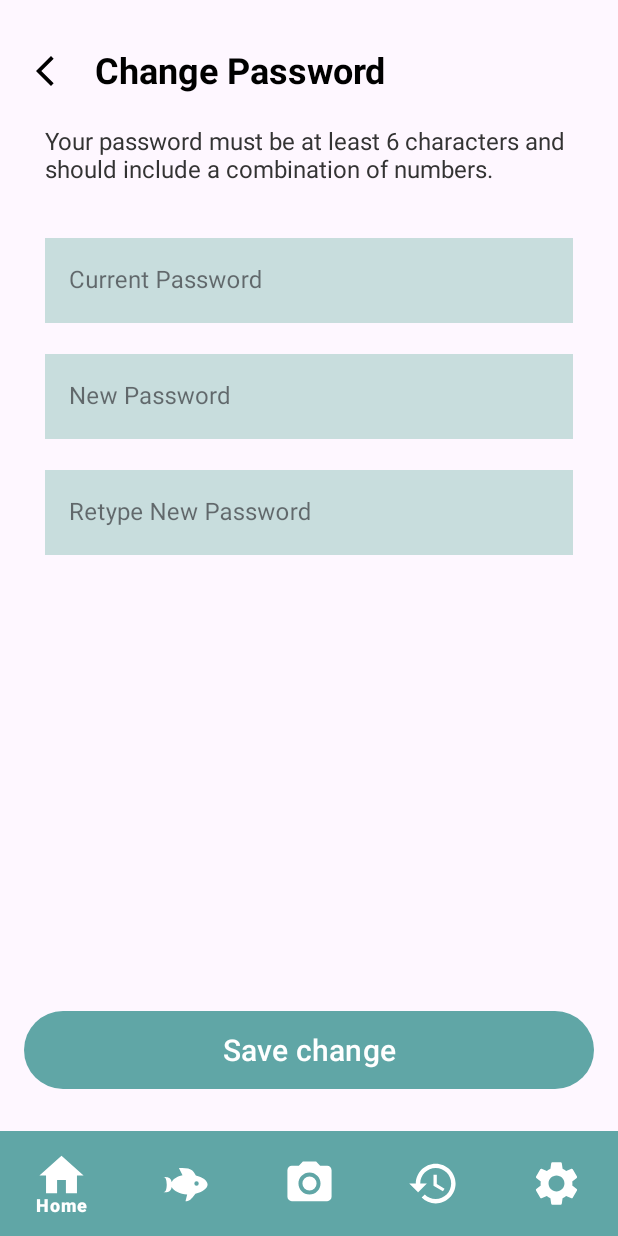
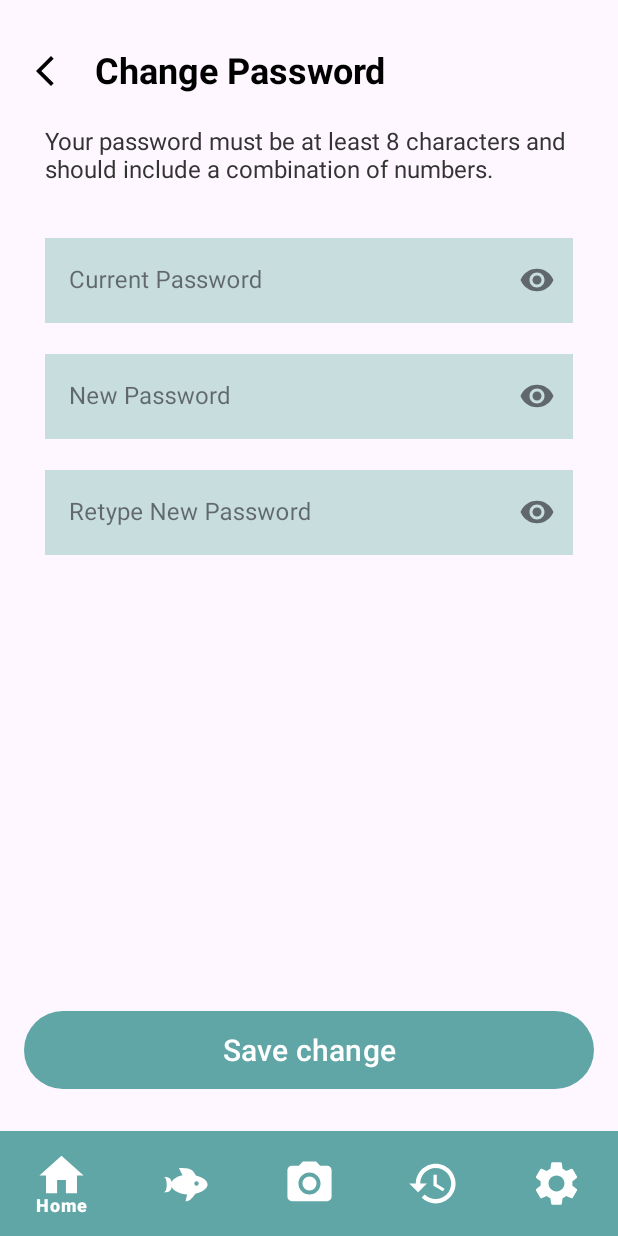
Before and after one commit to WF-WellFish/WellFish-app, an Android app: the fragment ChangePasswordFragment placed in its activity, on a phone screen of 412 x 824 dp. Run offline under Robolectric (Android 15) with nearby library versions, the phone set to English and light mode, and no system bars; 1 statement that could not run was skipped.

Commit message:
melakukan change password

```diff
--- a/app/src/main/java/com/example/wellfish/data/api/ApiService.kt
+++ b/app/src/main/java/com/example/wellfish/data/api/ApiService.kt
@@ -1,5 +1,6 @@
 package com.example.wellfish.data.api
 
+import com.example.wellfish.data.response.ChangePasswordResponse
 import com.example.wellfish.data.response.ClassificationFishResponse
 import com.example.wellfish.data.response.EditProfileResponse
 import com.example.wellfish.data.response.LoginResponse
@@ -54,4 +55,12 @@ interface ApiService {
         @Part("_method") method: RequestBody,
         @Part profilePicture: MultipartBody.Part?
     ): Response<EditProfileResponse>
+
+    @FormUrlEncoded
+    @POST("change-password")
+    suspend fun changePassword(
+        @Field("old_password") oldPassword: String,
+        @Field("new_password") newPassword: String,
+        @Field("new_password_confirmation") newPasswordConfirmation: String
+    ): ChangePasswordResponse
 }
--- a/app/src/main/java/com/example/wellfish/data/helper/ViewModelFactory.kt
+++ b/app/src/main/java/com/example/wellfish/data/helper/ViewModelFactory.kt
@@ -9,6 +9,7 @@ import com.example.wellfish.data.repository.UserRepository
 import com.example.wellfish.ui.camera.ClassificationViewModel
 import com.example.wellfish.ui.login.LoginViewModel
 import com.example.wellfish.ui.register.RegisterViewModel
+import com.example.wellfish.ui.setting.ChangePasswordViewModel
 import com.example.wellfish.ui.setting.EditProfileViewModel
 import com.example.wellfish.ui.setting.SettingFragmentViewModel
 
@@ -32,6 +33,9 @@ class ViewModelFactory(private val repository: UserRepository) : ViewModelProvid
             modelClass.isAssignableFrom(EditProfileViewModel::class.java) -> {
                 EditProfileViewModel(repository) as T
             }
+            modelClass.isAssignableFrom(ChangePasswordViewModel::class.java) -> {
+                ChangePasswordViewModel(repository) as T
+            }
             else -> throw IllegalArgumentException("Unknown ViewModel Class: " + modelClass.name)
         }
     }
--- a/app/src/main/java/com/example/wellfish/data/response/ChangePasswordResponse.kt
+++ b/app/src/main/java/com/example/wellfish/data/response/ChangePasswordResponse.kt
@@ -5,7 +5,8 @@ import com.google.gson.annotations.SerializedName
 data class ChangePasswordResponse(
 
 	@field:SerializedName("data")
-	val data: Data? = null,
+	//val data: Data? = null,
+	val data: ChangePasswordData? = null,
 
 	@field:SerializedName("message")
 	val message: String? = null,
--- a/app/src/main/java/com/example/wellfish/ui/setting/ChangePasswordViewModel.kt
+++ b/app/src/main/java/com/example/wellfish/ui/setting/ChangePasswordViewModel.kt
@@ -1,8 +1,24 @@
 package com.example.wellfish.ui.setting
 
+import androidx.lifecycle.LiveData
+import androidx.lifecycle.MutableLiveData
 import androidx.lifecycle.ViewModel
+import androidx.lifecycle.viewModelScope
 import com.example.wellfish.data.repository.UserRepository
+import com.example.wellfish.data.response.ChangePasswordResponse
+import com.example.wellfish.ui.utils.ResultState
+import kotlinx.coroutines.launch
 
 class ChangePasswordViewModel(private val repository: UserRepository): ViewModel() {
+    private val _changePasswordResult = MutableLiveData<ResultState<ChangePasswordResponse>>()
+    val changePasswordResult: LiveData<ResultState<ChangePasswordResponse>> = _changePasswordResult
+
+    fun changePassword(oldPassword: String, newPassword: String, newPasswordConfirmation: String) {
+        viewModelScope.launch {
+            repository.changePassword(oldPassword, newPassword, newPasswordConfirmation).observeForever {
+                _changePasswordResult.value = it
+            }
+        }
+    }
 
 }
--- a/app/src/main/res/layout/fragment_change_password.xml
+++ b/app/src/main/res/layout/fragment_change_password.xml
@@ -54,6 +54,7 @@
         android:layout_marginStart="30dp"
         android:layout_marginEnd="30dp"
         android:layout_marginTop="30dp"
+        app:endIconMode="password_toggle"
         app:layout_constraintEnd_toEndOf="parent"
         app:layout_constraintStart_toStartOf="parent"
         app:layout_constraintTop_toBottomOf="@+id/tv_desc_changePassword">
@@ -75,6 +76,7 @@
         android:layout_marginStart="30dp"
         android:layout_marginEnd="30dp"
         android:layout_marginTop="15dp"
+        app:endIconMode="password_toggle"
         app:layout_constraintEnd_toEndOf="parent"
         app:layout_constraintStart_toStartOf="parent"
         app:layout_constraintTop_toBottomOf="@+id/edit_text_currentPassword">
@@ -96,6 +98,7 @@
         android:layout_marginStart="30dp"
         android:layout_marginEnd="30dp"
         android:layout_marginTop="15dp"
+        app:endIconMode="password_toggle"
         app:layout_constraintEnd_toEndOf="parent"
         app:layout_constraintStart_toStartOf="parent"
         app:layout_constraintTop_toBottomOf="@+id/edit_text_newPassword">
--- a/app/src/main/res/values/strings.xml
+++ b/app/src/main/res/values/strings.xml
@@ -58,7 +58,7 @@
     <string name="border">border</string>
     <string name="icon_people">icon people</string>
     <string name="arrow">arrow</string>
-    <string name="desc_change_password">Your password must be at least 6 characters and should include a combination of numbers.</string>
+    <string name="desc_change_password">Your password must be at least 8 characters and should include a combination of numbers.</string>
     <string name="current_password">Current Password</string>
     <string name="new_password">New Password</string>
     <string name="retype_new_password">Retype New Password</string>
```
Also changed, not shown: app/src/main/java/com/example/wellfish/data/repository/UserRepository.kt (+47 -1 lines), app/src/main/java/com/example/wellfish/data/response/ChangePasswordErrorResponse.kt (+6 -3 lines), app/src/main/java/com/example/wellfish/ui/setting/ChangePasswordFragment.kt (+52 -2 lines).
